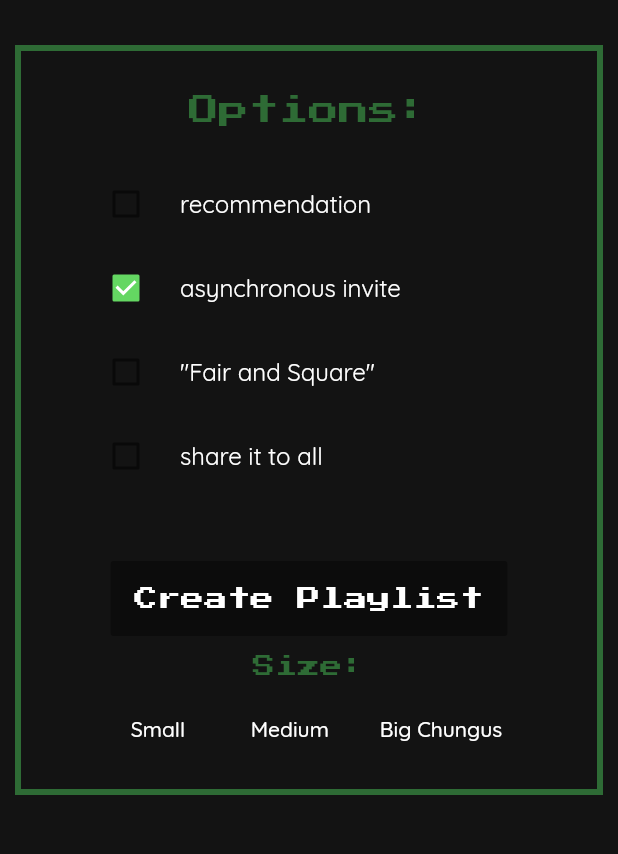
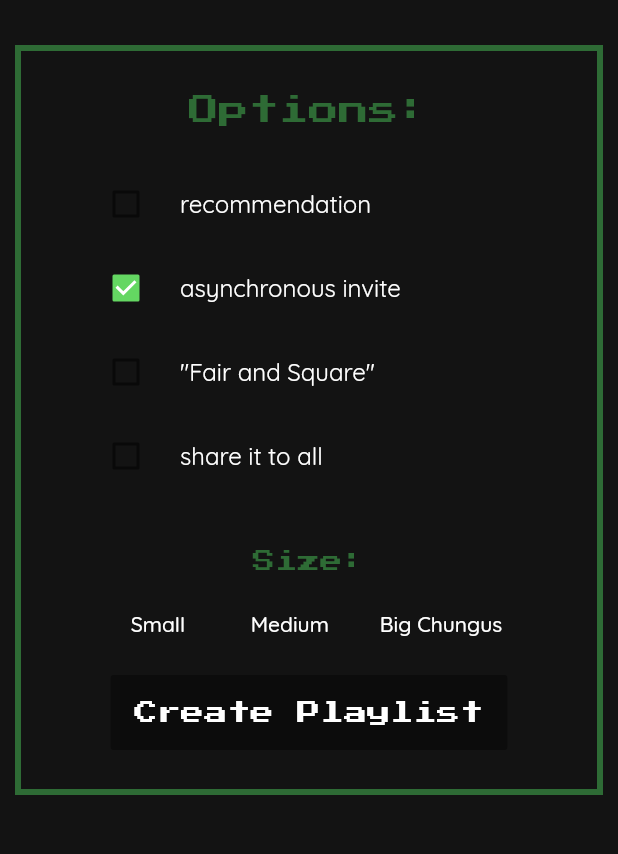
Before and after one commit to bnair2001/equalist-frontend, a Flutter app: the OptionsPage screen opened by its route, on a phone screen of 412 x 824 dp, the part 87-941 px from its top. Run offline on Flutter 3.47's test engine with Material 2 defaults, Android fonts, the phone set to English and light mode, and no system bars; our stand-ins replace fluro, flutter_easyloading, google_fonts, just_audio, shared_preferences; missing offline and left inert: clippy, dart:html; accounts and stored records are empty.

```diff
--- a/lib/options.dart
+++ b/lib/options.dart
@@ -183,25 +183,6 @@ class _OptionsPageState extends State<OptionsPage> {
           ),
           _myListView(context),
           SizedBox(
-            height: 20,
-          ),
-          ButtonTheme(
-            minWidth: 150.0,
-            height: 50.0,
-            child: RaisedButton(
-              color: EqualistColors.lightGreen,
-              onPressed: null,
-              child: Text(
-                "Create Playlist",
-                textAlign: TextAlign.center,
-                style: GoogleFonts.pressStart2p(
-                  fontSize: EqualistColors.bannerFontSize,
-                  color: EqualistColors.white,
-                ),
-              ),
-            ),
-          ),
-          SizedBox(
             height: 13,
           ),
           Text(
@@ -243,7 +224,26 @@ class _OptionsPageState extends State<OptionsPage> {
                 child: Text("Big Chungus", style: threeSizes(3)),
               ),
             ],
-          )
+          ),
+          SizedBox(
+            height: 10,
+          ),
+          ButtonTheme(
+            minWidth: 150.0,
+            height: 50.0,
+            child: RaisedButton(
+              color: EqualistColors.lightGreen,
+              onPressed: null,
+              child: Text(
+                "Create Playlist",
+                textAlign: TextAlign.center,
+                style: GoogleFonts.pressStart2p(
+                  fontSize: EqualistColors.bannerFontSize,
+                  color: EqualistColors.white,
+                ),
+              ),
+            ),
+          ),
         ],
       ),
     );
```
Also changed, not shown: lib/fluro_router.dart (+34 -15 lines), lib/homie.dart (+23 -6 lines).
